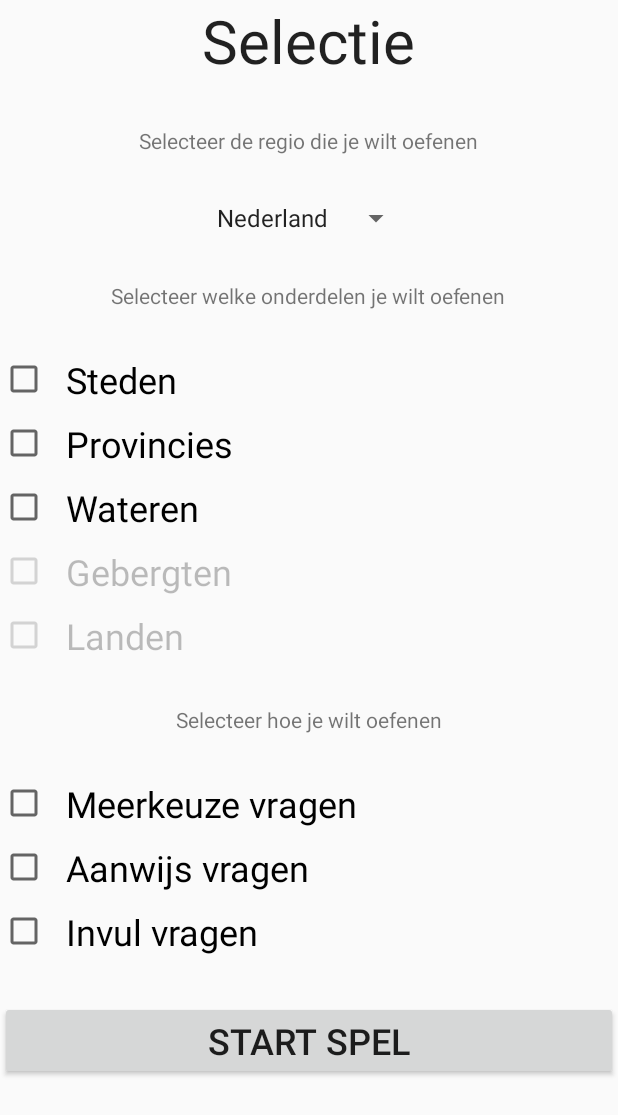
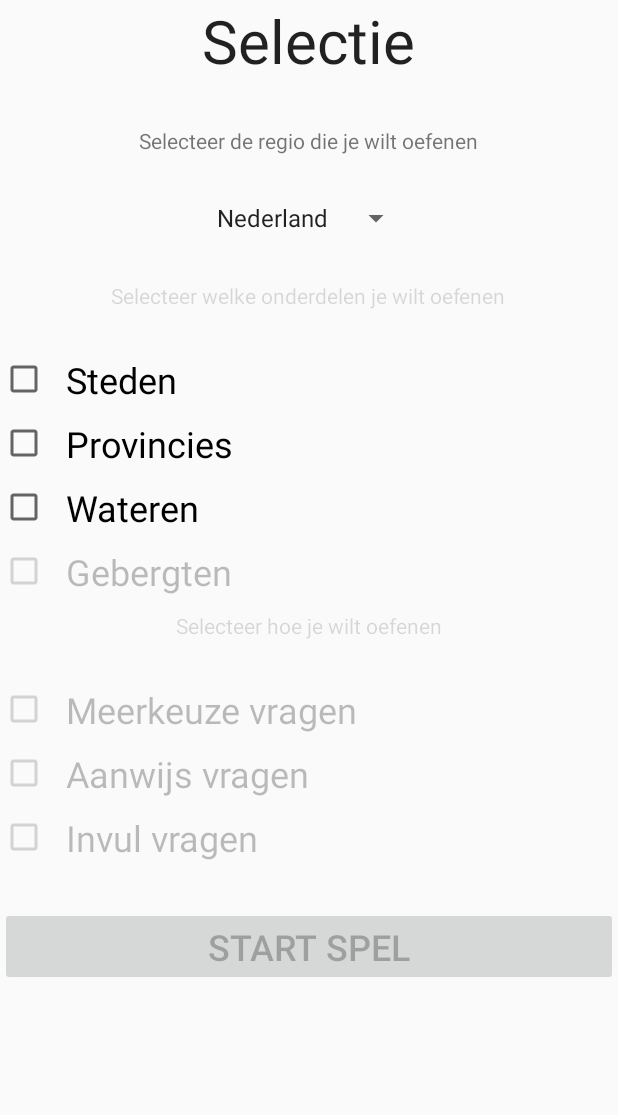
Before and after one commit to Agarwaemben/UUIntroProject, an Android app: the SelectionActivity screen opened directly, with no data from a screen before it, on a phone screen of 412 x 824 dp. Shown: the top 1115 px of the screen. Run offline under Robolectric (Android 15) with nearby library versions, the phone set to English and light mode, and no system bars; libraries missing offline, so code that uses them is left out: javafx.scene.control; 5 statements that could not run were skipped.

Commit message:
Update selection_layout.xml
Onderdeel en vraag en textviews bij het begin nu enabled="false"

```diff
--- a/Topo/app/src/main/res/layout/selection_layout.xml
+++ b/Topo/app/src/main/res/layout/selection_layout.xml
@@ -1,4 +1,5 @@
 <?xml version="1.0" encoding="utf-8"?>
+
 <ScrollView
     xmlns:android="http://schemas.android.com/apk/res/android"
     android:layout_width="match_parent"
@@ -18,8 +19,7 @@
             android:textSize="40sp"
             android:layout_marginBottom="30dp"
             android:layout_width="wrap_content"
-            android:layout_height="wrap_content"
-            />
+            android:layout_height="wrap_content" />
 
         <TextView
             android:text="Selecteer de regio die je wilt oefenen"
@@ -35,10 +35,12 @@
         </Spinner>
 
         <TextView
+            android:id="@+id/onderdeel_textview"
+            android:text="Selecteer welke onderdelen je wilt oefenen"
+            android:layout_marginBottom="30dp"
             android:layout_width="wrap_content"
             android:layout_height="wrap_content"
-            android:text="Selecteer welke onderdelen je wilt oefenen"
-            android:layout_marginBottom="30dp"/>
+            android:enabled="false"/>
 
         <LinearLayout
             android:gravity="center|left"
@@ -52,7 +54,9 @@
             android:textSize="24sp"
             android:layout_marginBottom="10dp"
             android:layout_width="wrap_content"
-            android:layout_height="wrap_content" />
+            android:layout_height="wrap_content"
+            android:onClick="onOnderdeelCheckBoxClick"
+            android:enabled="false"/>
 
         <CheckBox
             android:text="  Provincies"
@@ -60,7 +64,9 @@
             android:textSize="24sp"
             android:layout_marginBottom="10dp"
             android:layout_width="wrap_content"
-            android:layout_height="wrap_content"/>
+            android:layout_height="wrap_content"
+            android:onClick="onOnderdeelCheckBoxClick"
+            android:enabled="false"/>
 
         <CheckBox
             android:text="  Wateren"
@@ -68,7 +74,9 @@
             android:textSize="24sp"
             android:layout_marginBottom="10dp"
             android:layout_width="wrap_content"
-            android:layout_height="wrap_content"/>
+            android:layout_height="wrap_content"
+            android:onClick="onOnderdeelCheckBoxClick"
+            android:enabled="false"/>
 
         <CheckBox
             android:text="  Gebergten"
@@ -76,24 +84,19 @@
             android:textSize="24sp"
             android:layout_marginBottom="10dp"
             android:layout_width="wrap_content"
-            android:layout_height="wrap_content"/>
-
-
-        <CheckBox
-            android:text="  Landen"
-            android:id="@+id/checkBox_landen"
-            android:textSize="24sp"
-            android:layout_width="wrap_content"
             android:layout_height="wrap_content"
-            android:layout_marginBottom="30dp"/>
+            android:onClick="onOnderdeelCheckBoxClick"
+            android:enabled="false"/>
 
         </LinearLayout>
 
         <TextView
+            android:id="@+id/vraag_textview"
             android:text="Selecteer hoe je wilt oefenen"
             android:layout_marginBottom="30dp"
             android:layout_width="wrap_content"
-            android:layout_height="wrap_content" />
+            android:layout_height="wrap_content"
+            android:enabled="false" />
 
         <LinearLayout
             android:gravity="center|left"
@@ -107,7 +110,9 @@
             android:textSize="24sp"
             android:layout_marginBottom="10dp"
             android:layout_width="wrap_content"
-            android:layout_height="wrap_content" />
+            android:layout_height="wrap_content"
+            android:enabled="false"
+            android:onClick="onVraagCheckBoxClick"/>
 
         <CheckBox
             android:text="  Aanwijs vragen"
@@ -115,7 +120,9 @@
             android:textSize="24sp"
             android:layout_marginBottom="10dp"
             android:layout_width="wrap_content"
-            android:layout_height="wrap_content" />
+            android:layout_height="wrap_content"
+            android:enabled="false"
+            android:onClick="onVraagCheckBoxClick"/>
 
         <CheckBox
             android:text="  Invul vragen"
@@ -123,18 +130,21 @@
             android:textSize="24sp"
             android:layout_marginBottom="30dp"
             android:layout_width="wrap_content"
-            android:layout_height="wrap_content" />
+            android:layout_height="wrap_content"
+            android:enabled="false"
+            android:onClick="onVraagCheckBoxClick"/>
 
         </LinearLayout>
 
         <Button
             style="?android:attr/buttonStyleSmall"
             android:text="Start spel"
-            android:id="@+id/button2"
+            android:id="@+id/start_spel_button"
             android:textSize="24sp"
-            android:onClick="onStartSpelClick"
             android:layout_width="fill_parent"
-            android:layout_height="fill_parent" />
+            android:layout_height="fill_parent"
+            android:enabled="false"
+            android:onClick="onStartSpelClick" />
 
     </LinearLayout>
 
```
